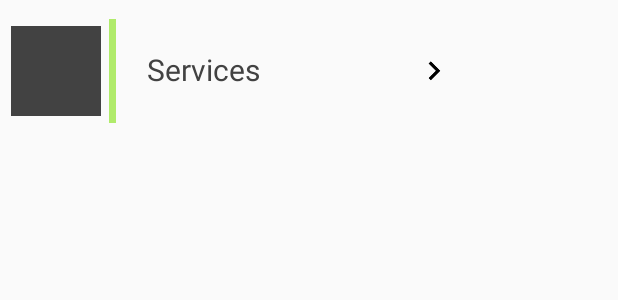
After one commit to HulKSmasH996/GreaseMonkey, an Android app: the layout services_row.xml on its own in the app's theme, with its tools: preview values and no code run, on a phone screen of 412 x 824 dp. The commit adds this screen. Shown: the top 300 px of the screen. Run offline under Robolectric (Android 15) with nearby library versions, the phone set to English and light mode, and no system bars.

Commit message:
Firebase - Read Services , UI Upgraded

```diff
--- a/app/build.gradle
+++ b/app/build.gradle
@@ -29,6 +29,8 @@ dependencies {
     compile 'com.google.firebase:firebase-database:10.0.1'
     testCompile 'junit:junit:4.12'
     compile 'com.android.support:recyclerview-v7:25.3.1'
+    compile 'com.android.support:cardview-v7:25.3.1'
+
 }
 
 
--- /dev/null
+++ b/app/src/main/res/layout/services_row.xml
@@ -0,0 +1,49 @@
+<?xml version="1.0" encoding="utf-8"?>
+<LinearLayout xmlns:android="http://schemas.android.com/apk/res/android"
+    android:layout_width="match_parent"
+    android:layout_height="match_parent"
+    xmlns:card_view="http://schemas.android.com/apk/res-auto">
+
+    <LinearLayout
+        android:layout_width="match_parent"
+        android:layout_height="80dp"
+        android:layout_margin="7dp"
+        android:orientation="horizontal">
+
+        <ImageView
+            android:layout_width="60dp"
+            android:layout_height="60dp"
+
+            android:layout_marginTop="10dp"
+            android:src="@color/cardview_dark_background" />
+
+        <View
+            android:layout_width="7px"
+            android:layout_height="match_parent"
+            android:layout_marginLeft="10dp"
+            android:layout_margin="5dp"
+            android:background="@color/colorPrimary" />
+
+        <TextView
+            android:id="@+id/servicename"
+            android:layout_width="wrap_content"
+            android:layout_height="wrap_content"
+            android:layout_marginLeft="15dp"
+            android:layout_marginTop="25dp"
+            android:text="Services"
+            android:textColor="@color/cardview_dark_background"
+            android:textSize="20dp" />
+        <ImageView
+
+            android:layout_weight="2"
+            android:layout_height="25dp"
+            android:layout_width="25dp"
+            android:layout_gravity="center"
+            android:src="@drawable/ic_keyboard_arrow_right_black_24dp"/>
+
+
+
+    </LinearLayout>
+
+
+</LinearLayout>
```
Also changed, not shown: app/src/main/java/com/kiit/viper/greasemonkey/MainActivity.java (+62 -7 lines), app/src/main/java/com/kiit/viper/greasemonkey/ServicesAdapter.java (added, +58 -0 lines), app/src/main/java/com/kiit/viper/greasemonkey/ServicesModel.java (added, +28 -0 lines), app/src/main/res/layout/activity_main.xml (+77 -4 lines), app/src/main/ic_launcher-web.png (added), app/src/main/ic_launcher_round-web.png (added), app/src/main/res/drawable/ic_keyboard_arrow_right_black_24dp.png (added), app/src/main/res/drawable/logo.png (added), app/src/main/res/mipmap-hdpi/ic_launcher.png, app/src/main/res/mipmap-hdpi/ic_launcher_round.png, app/src/main/res/mipmap-mdpi/ic_launcher.png, app/src/main/res/mipmap-mdpi/ic_launcher_round.png, app/src/main/res/mipmap-xhdpi/ic_launcher.png, app/src/main/res/mipmap-xhdpi/ic_launcher_round.png, 4 more files.
